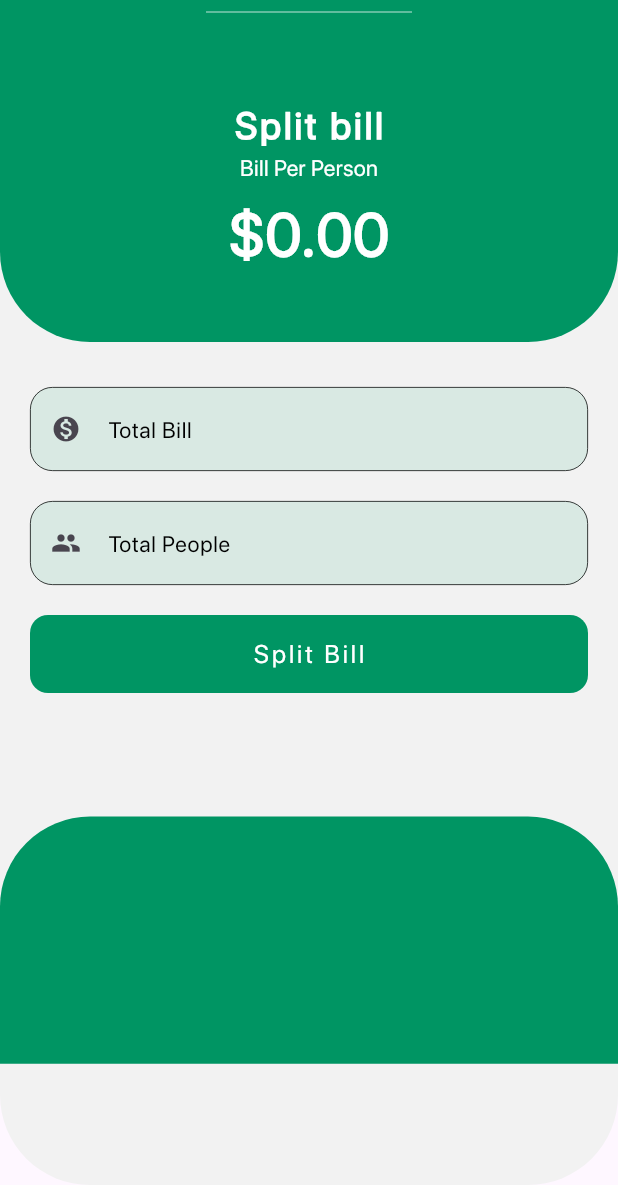
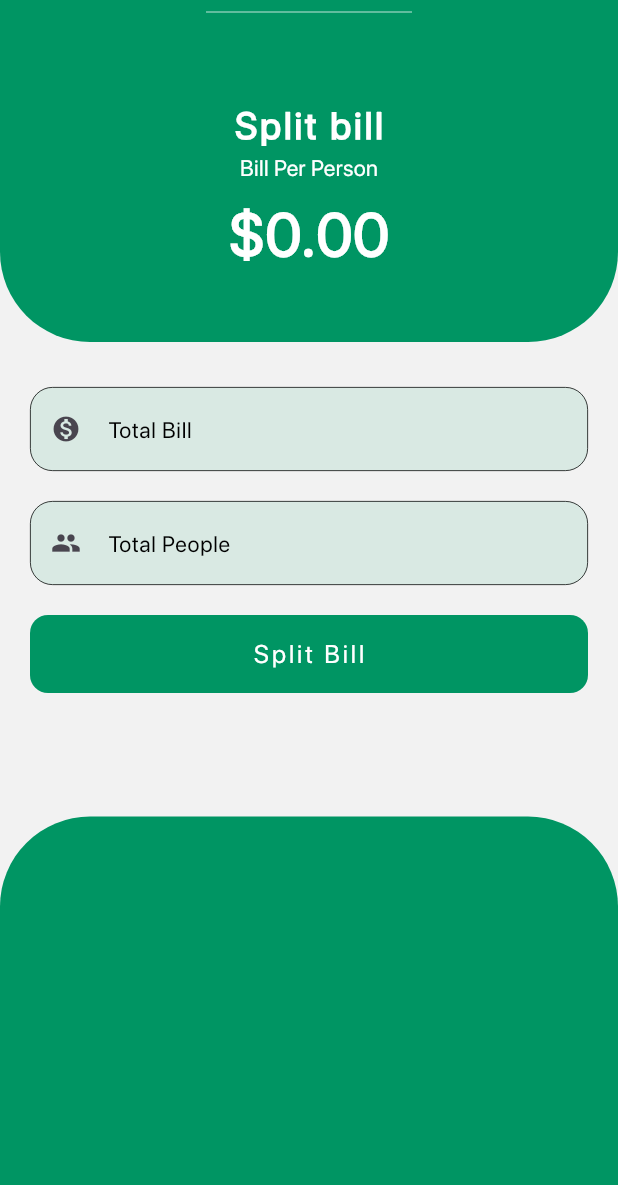
Before and after one commit to Sayem-Ahmed-Shayeed/Money-Splitter, a Flutter app: the screen it shows after launch, on a phone screen of 412 x 824 dp, the part 51-1236 px from its top. Run offline on Flutter 3.47's test engine with Material 3 defaults, Android fonts, the phone set to English and light mode, and no system bars; drawn by our look-alikes of flutter_animate.

Commit message:
fixed last container height for better view

```diff
--- a/lib/pages/chada_buzz_app.dart
+++ b/lib/pages/chada_buzz_app.dart
@@ -168,7 +168,7 @@ class _ChadaBuzzAppState extends State<ChadaBuzzApp> {
                   topRight: Radius.circular(60),
                 ),
               ),
-              child: SizedBox(height: deviceHeight * 0.20),
+              child: SizedBox(height: deviceHeight * 0.50),
             ).animate().flipV(duration: 500.ms, delay: 500.ms),
           ],
         ),
```
